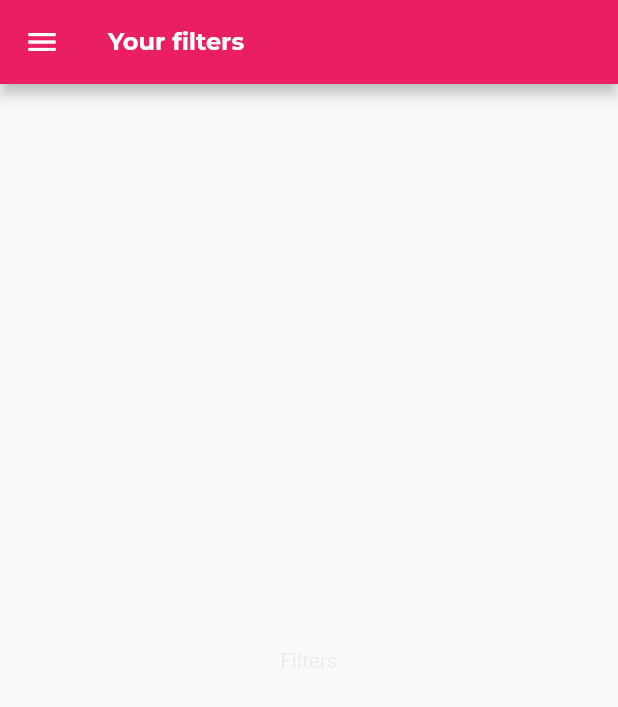
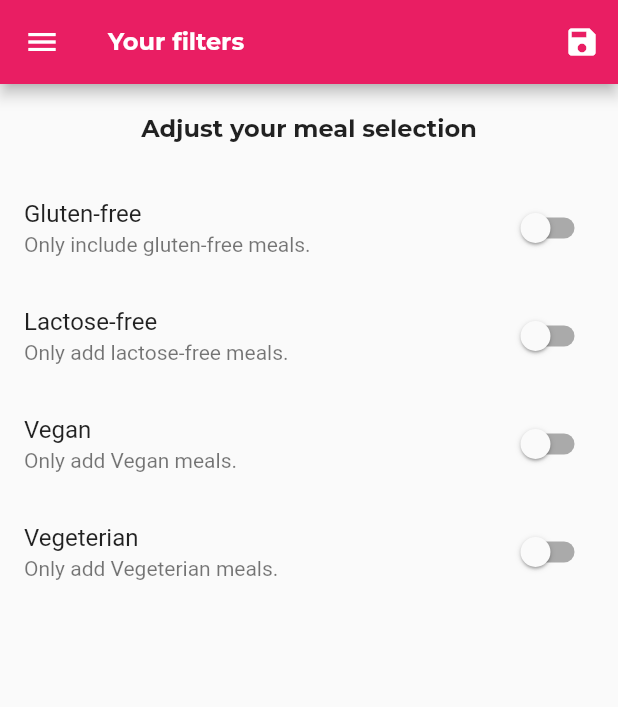
Before and after one commit to baralisachin10/Delimeals-app, a Flutter app: the FilterScreen screen opened by its route, on a phone screen of 412 x 824 dp. Shown: the top 707 px of the screen. Run offline on Flutter 3.47's test engine with Material 2 defaults, Android fonts, the phone set to English and light mode, and no system bars; our stand-ins replace google_fonts.

```diff
--- a/lib/main.dart
+++ b/lib/main.dart
@@ -1,3 +1,5 @@
+import 'package:delimeals/dummy_data.dart';
+import 'package:delimeals/models/meal.dart';
 import 'package:delimeals/screens/categories.dart';
 import 'package:delimeals/screens/categories_meals.dart';
 import 'package:delimeals/screens/meal_details.dart';
@@ -9,8 +11,44 @@ import './screens/filter_screen.dart';
 
 void main() => runApp(const MyApp());
 
-class MyApp extends StatelessWidget {
+class MyApp extends StatefulWidget {
   const MyApp({super.key});
+
+  @override
+  State<MyApp> createState() => _MyAppState();
+}
+
+class _MyAppState extends State<MyApp> {
+  Map<String, bool> _filters = {
+    'gluten': false,
+    'lactose': false,
+    'vegan': false,
+    'vegetarian': false,
+  };
+
+  final List<Meal> _availableMeals = DUMMY_MEALS;
+
+  void _setFilters(Map<String, bool> filterData) {
+    setState(() {
+      _filters = filterData;
+
+      _availableMeals.where((meal) {
+        if (_filters['gluten']! && !meal.isGlutenFree) {
+          return false;
+        }
+        if (_filters['lactose']! && !meal.isLactoseFree) {
+          return false;
+        }
+        if (_filters['vegan']! && !meal.isVegan) {
+          return false;
+        }
+        if (_filters['vegetarian']! && !meal.isVegetarian) {
+          return false;
+        }
+        return true;
+      }).toList();
+    });
+  }
 
   @override
   Widget build(BuildContext context) {
@@ -39,9 +77,10 @@ class MyApp extends StatelessWidget {
       initialRoute: '/',
       routes: {
         '/': (context) => const TabsScreen(),
-        CategoriesMeals.routeName: (context) => const CategoriesMeals(),
+        CategoriesMeals.routeName: (context) =>
+            CategoriesMeals(_availableMeals),
         MealDetails.routeName: (context) => const MealDetails(),
-        FilterScreen.routeName: (context) => const FilterScreen(),
+        FilterScreen.routeName: (context) => FilterScreen(_setFilters),
       },
 
       // ongenerate route
--- a/lib/screens/categories_meals.dart
+++ b/lib/screens/categories_meals.dart
@@ -5,8 +5,9 @@ import 'package:flutter/material.dart';
 
 class CategoriesMeals extends StatefulWidget {
   static const routeName = '/category_meals';
+  final List<Meal> availableMeals;
 
-  const CategoriesMeals({super.key});
+  const CategoriesMeals(this.availableMeals, {super.key});
 
   @override
   State<CategoriesMeals> createState() => _CategoriesMealsState();
@@ -39,7 +40,7 @@ class _CategoriesMealsState extends State<CategoriesMeals> {
           ModalRoute.of(context)!.settings.arguments as Map<String, String?>;
       categoryTitle = routeArgs['title'];
       final categoryId = routeArgs['id'];
-      displayMeals = DUMMY_MEALS.where((meal) {
+      displayMeals = widget.availableMeals.where((meal) {
         return meal.categories.contains(categoryId);
       }).toList();
       _isLoadedData = true;
--- a/lib/screens/filter_screen.dart
+++ b/lib/screens/filter_screen.dart
@@ -2,19 +2,96 @@ import 'package:flutter/material.dart';
 
 import '../widgets/main_drawer.dart';
 
-class FilterScreen extends StatelessWidget {
-  const FilterScreen({super.key});
+class FilterScreen extends StatefulWidget {
+  const FilterScreen(this.saveFilter, {super.key});
 
   static const routeName = '/filters';
+  final Function saveFilter;
+
+  @override
+  State<FilterScreen> createState() => _FilterScreenState();
+}
+
+class _FilterScreenState extends State<FilterScreen> {
+  bool _glutenFree = false;
+  bool _vegan = false;
+  bool _vegetarian = false;
+  bool _lactoseFree = false;
+
+  Widget _buildSwitchTile(String title, String description, bool currentValue,
+      Function(bool) updateValue) {
+    return SwitchListTile(
+      title: Text(
+        title,
+      ),
+      value: currentValue,
+      subtitle: Text(description),
+      onChanged: updateValue,
+    );
+  }
 
   @override
   Widget build(BuildContext context) {
     return Scaffold(
-      appBar: AppBar(title: const Text('Your filters')),
+      appBar: AppBar(
+        title: const Text('Your filters'),
+        actions: [
+          IconButton(
+            icon: const Icon(Icons.save),
+            onPressed: () {
+              final selectedFilters = {
+                'gluten': _glutenFree,
+                'vegan': _vegan,
+                'vegetarian': _vegetarian,
+                'lactosefree': _lactoseFree
+              };
+              widget.saveFilter(selectedFilters);
+            },
+          )
+        ],
+      ),
       drawer: const MainDrawer(),
-      body: const Center(
-        child: Text('Filters'),
-      ),
+      body: Column(children: [
+        Container(
+            padding: const EdgeInsets.all(20),
+            child: Text(
+              'Adjust your meal selection',
+              style: Theme.of(context).textTheme.titleLarge,
+            )),
+        Expanded(
+          child: ListView(
+            children: [
+              _buildSwitchTile(
+                  'Gluten-free', 'Only include gluten-free meals.', _glutenFree,
+                  (newValue) {
+                setState(() {
+                  _glutenFree = newValue;
+                });
+              }),
+              _buildSwitchTile(
+                  'Lactose-free', 'Only add lactose-free meals.', _lactoseFree,
+                  (newValue) {
+                setState(() {
+                  _lactoseFree = newValue;
+                });
+              }),
+              _buildSwitchTile('Vegan', 'Only add Vegan meals.', _vegan,
+                  (newValue) {
+                setState(() {
+                  _vegan = newValue;
+                });
+              }),
+              _buildSwitchTile(
+                  'Vegeterian', 'Only add Vegeterian meals.', _vegetarian,
+                  (newValue) {
+                setState(() {
+                  _vegetarian = newValue;
+                });
+              }),
+            ],
+          ),
+        ),
+      ]),
     );
   }
 }
```
